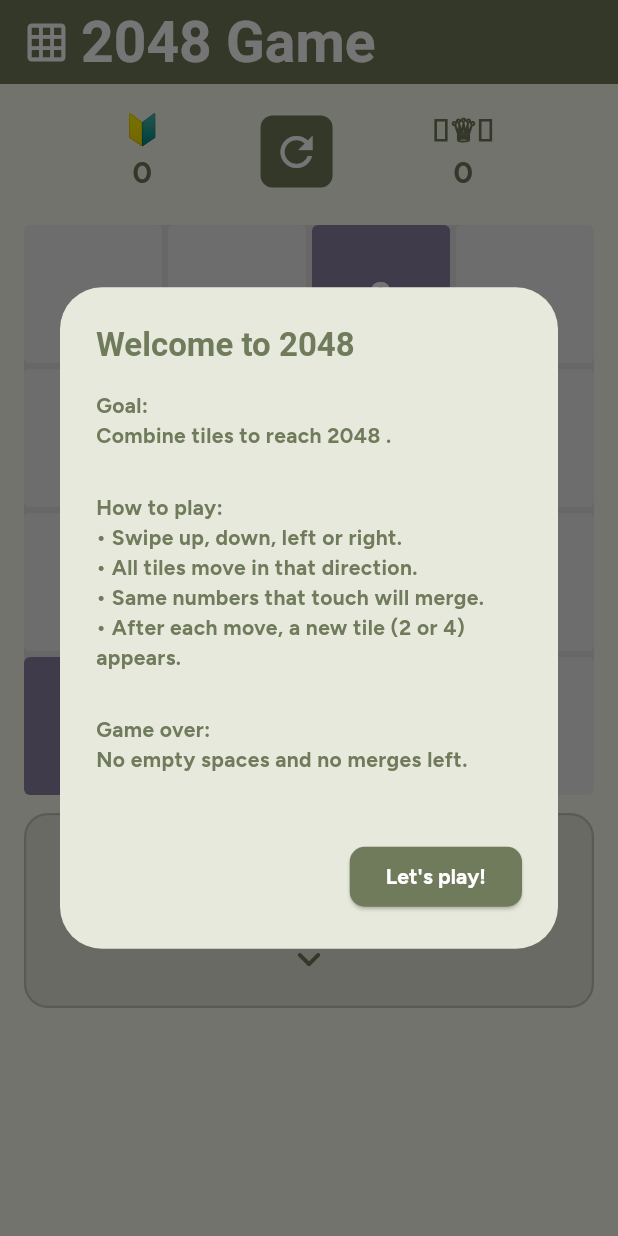
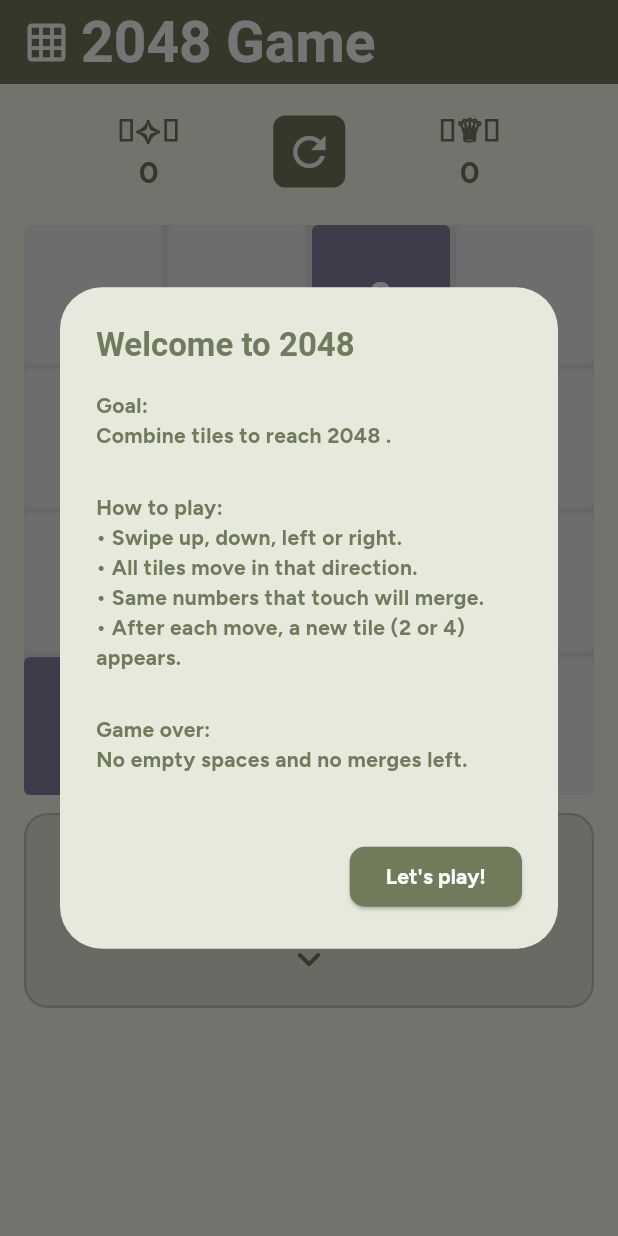
Before and after one commit to mareerray/twenty-forty-eight, a Flutter app: the screen it shows after launch, on a phone screen of 412 x 824 dp. Run offline on Flutter 3.47's test engine with Material 3 defaults, Android fonts, the light colour scheme and no system bars; our stand-ins replace google_fonts.

Commit message:
Enhance score display: Update score and best score text with decorative symbols for improved visual appeal

```diff
--- a/lib/game_screen.dart
+++ b/lib/game_screen.dart
@@ -158,7 +158,7 @@ class GameScreen extends StatefulWidget {
                   fontWeight: FontWeight.bold,
                   color: Theme.of(context).colorScheme.primary)),
           content: Text(
-            'Your score: ${gameModel.score}\nBest score: ${gameModel.bestScore}',
+            ' 𓆩✧𓆪 Your score: ${gameModel.score}\n 𓆩♕𓆪 Best score: ${gameModel.bestScore}',
             style: GoogleFonts.figtree(fontSize: 16, fontWeight: FontWeight.bold),
           ),
           actions: [
@@ -209,7 +209,7 @@ class GameScreen extends StatefulWidget {
             children: [
               Column(
                 children: [
-                  Text('🔰', style: GoogleFonts.figtree(fontSize: 20, fontWeight: FontWeight.bold, color: Theme.of(context).colorScheme.primary)),
+                  Text('𓆩✧𓆪', style: GoogleFonts.figtree(fontSize: 20, fontWeight: FontWeight.bold, color: Theme.of(context).colorScheme.primary)),
                   Text(gameModel.score.toString(), style: GoogleFonts.figtree(fontSize: 20, fontWeight: FontWeight.bold))
                 ]
               ),
```
